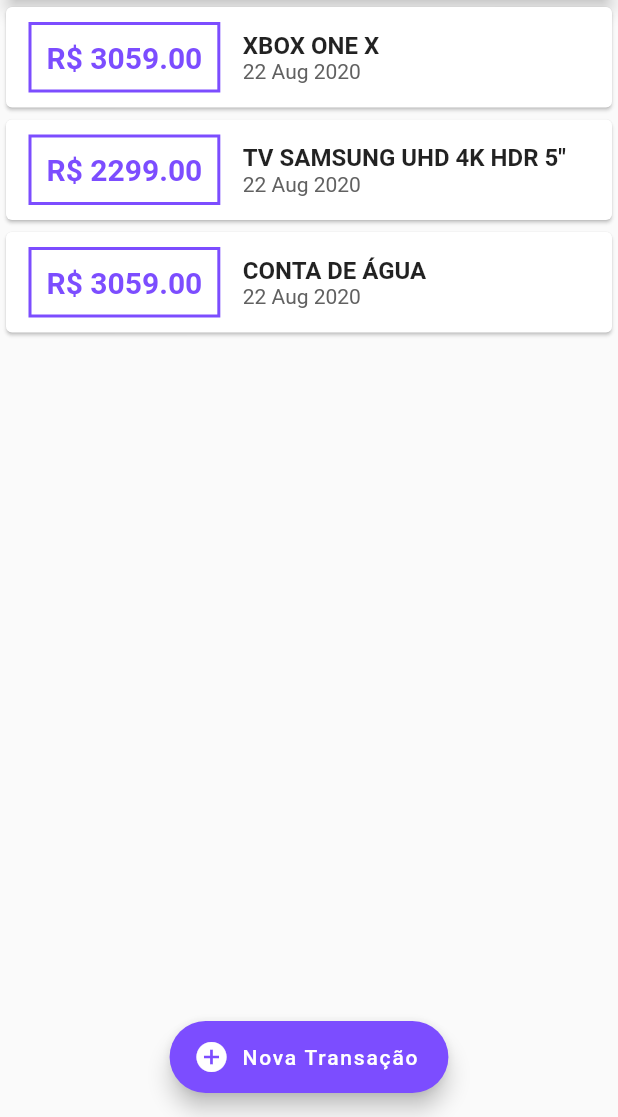
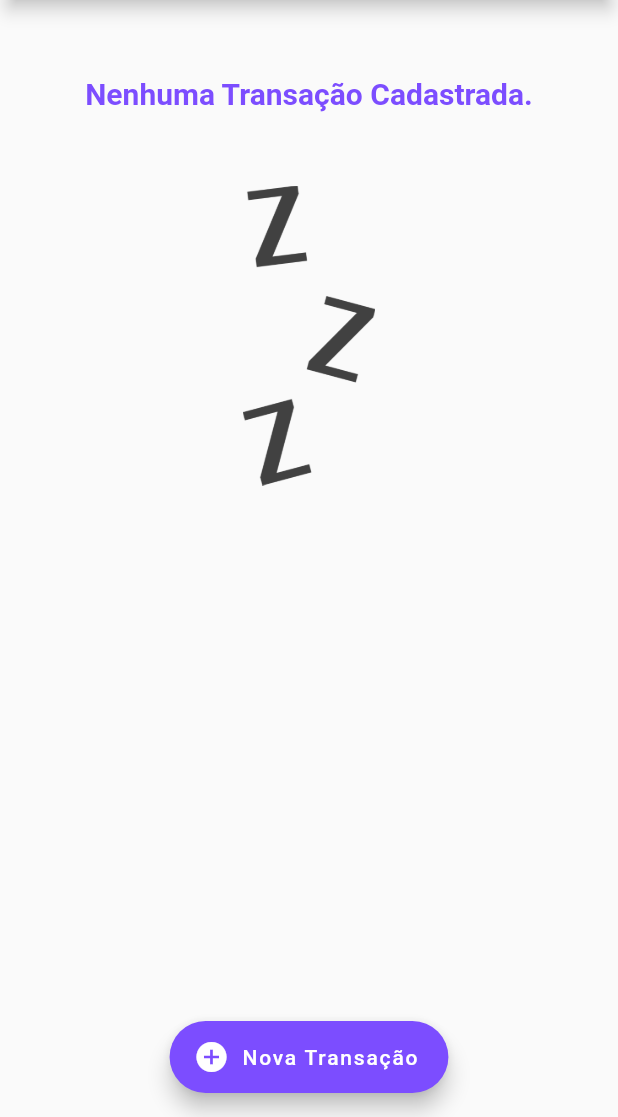
Before and after one commit to airtonferreira/daily-expenses, a Flutter app: the screen it shows after launch, on a phone screen of 412 x 824 dp, the part 119-1236 px from its top. Run offline on Flutter 3.47's test engine with Material 2 defaults, Android fonts, the phone set to English and light mode, and no system bars.

Commit message:
if isEmpty, show image for transaction empty

```diff
--- a/lib/components/transaction_list.dart
+++ b/lib/components/transaction_list.dart
@@ -12,7 +12,32 @@ class TransactionList extends StatelessWidget {
   Widget build(BuildContext context) {
     return Container(
       height: 340,
-      child: ListView.builder(
+      child: transactions.isEmpty
+          ? Column(
+              children: [
+                SizedBox(
+                  height: 50,
+                ),
+                Text(
+                  'Nenhuma Transação Cadastrada.',
+                  style: TextStyle(
+                      fontSize: 20,
+                      fontWeight: FontWeight.bold,
+                      color: Theme.of(context).accentColor),
+                ),
+                SizedBox(
+                  height: 50,
+                ),
+                Container(
+                  height: 200,
+                  child: Image.asset(
+                    'assets/images/waiting.png',
+                    fit: BoxFit.cover,
+                  ),
+                ),
+              ],
+            )
+          : ListView.builder(
               itemCount: transactions.length,
               itemBuilder: (trContext, index) {
                 final tr = transactions[index];
@@ -20,10 +45,12 @@ class TransactionList extends StatelessWidget {
                   child: Row(
                     children: <Widget>[
                       Container(
-                  margin: EdgeInsets.symmetric(horizontal: 15, vertical: 10),
+                        margin:
+                            EdgeInsets.symmetric(horizontal: 15, vertical: 10),
                         decoration: BoxDecoration(
                             border: Border.all(
-                          color: Theme.of(context).accentColor, width: 2)),
+                                color: Theme.of(context).accentColor,
+                                width: 2)),
                         padding: EdgeInsets.all(10),
                         child: Text(
                           'R\$ ${tr.price.toStringAsFixed(2)}',
@@ -38,8 +65,8 @@ class TransactionList extends StatelessWidget {
                         children: <Widget>[
                           Text(
                             tr.title,
-                      style:
-                          TextStyle(fontSize: 16, fontWeight: FontWeight.bold),
+                            style: TextStyle(
+                                fontSize: 16, fontWeight: FontWeight.bold),
                           ),
                           Text(
                             DateFormat('d MMM y').format(tr.date),
--- a/lib/main.dart
+++ b/lib/main.dart
@@ -13,6 +13,7 @@ class DailyExpensesApp extends StatelessWidget {
     return MaterialApp(
       home: HomePage(),
       theme: ThemeData(accentColor: Colors.deepPurpleAccent),
+      debugShowCheckedModeBanner: false,
     );
   }
 }
@@ -23,25 +24,25 @@ class HomePage extends StatefulWidget {
 }
 
 class _HomePageState extends State<HomePage> {
-  final _transactions = [
-    Transaction(
-      id: '1',
-      title: 'XBOX ONE X',
-      price: 3059.00,
-      date: DateTime.now(),
-    ),
-    Transaction(
-      id: '2',
-      title: 'TV SAMSUNG UHD 4K HDR 5"',
-      price: 2299.00,
-      date: DateTime.now(),
-    ),
-    Transaction(
-      id: '3',
-      title: 'CONTA DE ÁGUA',
-      price: 3059.00,
-      date: DateTime.now(),
-    ),
+  final List<Transaction> _transactions = [
+    // Transaction(
+    //   id: '1',
+    //   title: 'XBOX ONE X',
+    //   price: 3059.00,
+    //   date: DateTime.now(),
+    // ),
+    // Transaction(
+    //   id: '2',
+    //   title: 'TV SAMSUNG UHD 4K HDR 5"',
+    //   price: 2299.00,
+    //   date: DateTime.now(),
+    // ),
+    // Transaction(
+    //   id: '3',
+    //   title: 'CONTA DE ÁGUA',
+    //   price: 3059.00,
+    //   date: DateTime.now(),
+    // ),
   ];
 
   _addTransaction(String title, double price) {
--- a/pubspec.yaml
+++ b/pubspec.yaml
@@ -44,8 +44,8 @@ flutter:
   # the material Icons class.
   uses-material-design: true
   # To add assets to your application, add an assets section, like this:
-  # assets:
-  #   - images/a_dot_burr.jpeg
+  assets:
+    - assets/images/waiting.png
   #   - images/a_dot_ham.jpeg
   # An image asset can refer to one or more resolution-specific "variants", see
   # https://flutter.dev/assets-and-images/#resolution-aware.
```
Also changed, not shown: assets/images/waiting.png (added), pubspec.lock. Lines whose indentation alone changed are shown as unchanged.
